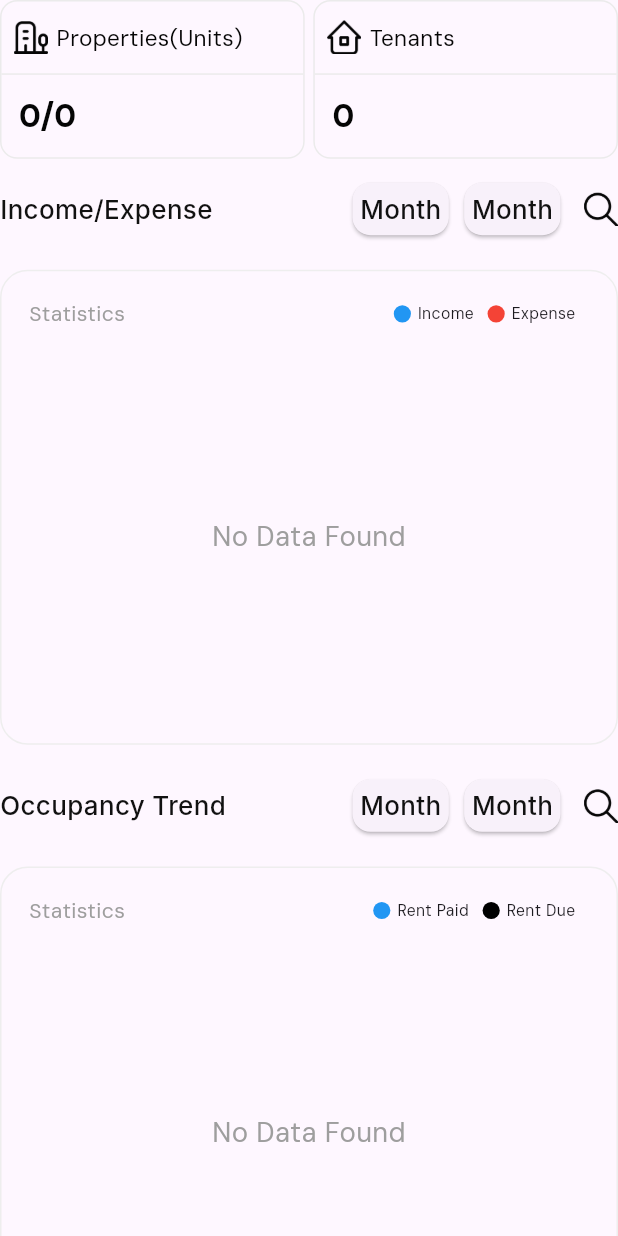
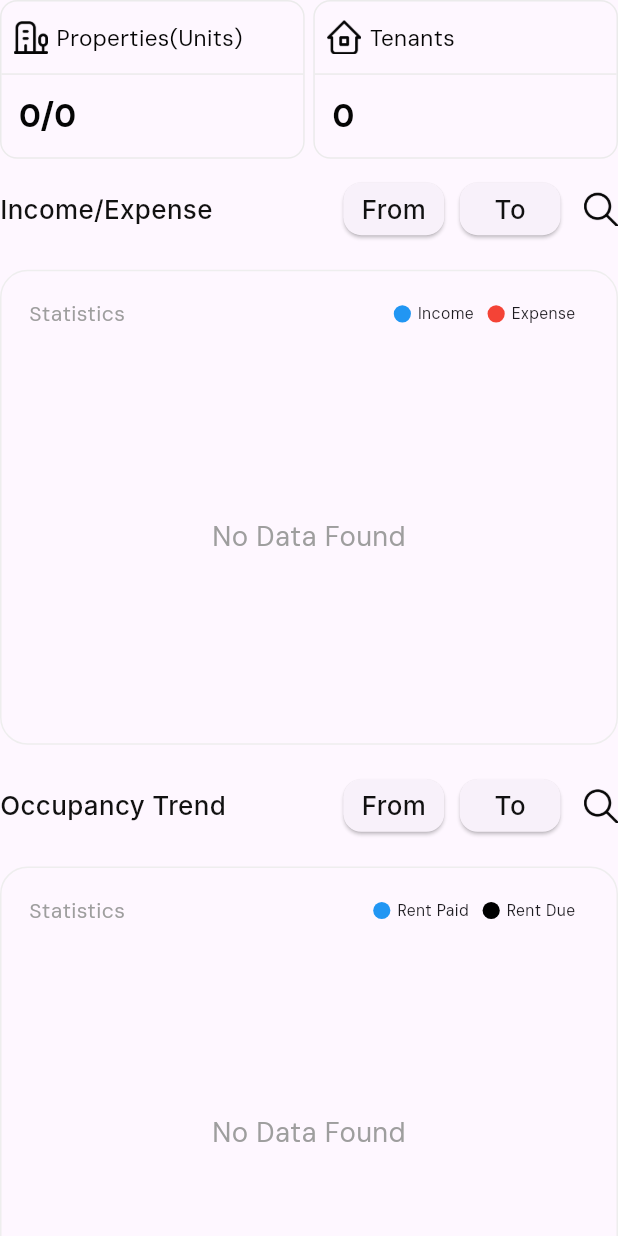
Before and after one commit to kunukunal/T_M-System, a Flutter app: the CompleteDashboard widget shown alone on an empty page, opened directly, on a phone screen of 412 x 824 dp. Run offline on Flutter 3.47's test engine with Material 3 defaults, Android fonts, the phone set to English and light mode, and no system bars; drawn by our look-alikes of overlay_support; our stand-ins replace animated_splash_screen, connectivity_plus, dio, firebase_core, firebase_messaging, fl_chart and 16 more; missing offline and left inert: flutter_media_downloader, flutter_pannable_rating_bar, mat_month_picker_dialog, phonepe_payment_sdk; accounts and stored records are empty; network calls fail; Roboto replaces fonts that are missing (Inter); project files that could hold a hidden picture were left out.

Commit message:
-(fix) fix bugs

```diff
--- a/lib/landlord_screens/dashboard/dashboard_complete.dart
+++ b/lib/landlord_screens/dashboard/dashboard_complete.dart
@@ -130,7 +130,7 @@ class CompleteDashboard extends StatelessWidget {
               height: 10.h,
             ),
             filterWidget(
-                title: "property_list".tr, endDateTap: () {}, endText: ""),
+                title: "property_list".tr, endDateTap: () {}, endText: "Month"),
             SizedBox(
               height: 10.h,
             ),
@@ -558,10 +558,15 @@ Widget filterWidget(
               child: Card(
                 child: Padding(
                   padding: const EdgeInsets.all(5.0),
+                  child: ConstrainedBox(
+                    constraints: BoxConstraints(minWidth: 50.w),
+                    child: Center(
                       child: Text(
-                    startText != "" ? startText : ('month'.tr),
+                        startText != "" ? startText : 'From',
                         style: CustomStyles.titleText.copyWith(
                             fontWeight: FontWeight.w500, fontFamily: 'Inter'),
+                      ),
+                    ),
                   ),
                 ),
               ),
@@ -574,10 +579,15 @@ Widget filterWidget(
             child: Card(
               child: Padding(
                 padding: const EdgeInsets.all(5.0),
+                child: ConstrainedBox(
+                  constraints: BoxConstraints(minWidth: 50.w),
+                  child: Center(
                     child: Text(
-                  endText != "" ? endText : ('month'.tr),
+                      endText != "" ? endText : 'To',
                       style: CustomStyles.titleText.copyWith(
                           fontWeight: FontWeight.w500, fontFamily: 'Inter'),
+                    ),
+                  ),
                 ),
               ),
             ),
--- a/lib/landlord_screens/dashboard/dashboard_controller.dart
+++ b/lib/landlord_screens/dashboard/dashboard_controller.dart
@@ -188,17 +188,18 @@ class DashBoardController extends GetxController {
   }
 
   Future<DateTime?> selectDate(DateTime? date) async {
+    final today = DateTime.now();
     return await showDatePicker(
       context: Get.context!,
-      initialDate: date ?? DateTime.now(),
+      initialDate: date ?? today,
       firstDate: DateTime(2023, 1), // You can adjust the start date
-      lastDate: DateTime(2101),
+      lastDate: DateTime(
+          today.year, today.month, today.day), // Prevents future date selection
       helpText: 'Select month and year', // Custom help text
       builder: (context, child) {
         return Theme(
           data: ThemeData.light().copyWith(
             primaryColor: Colors.blue, // Header color
-
             colorScheme: const ColorScheme.light(primary: Colors.blue),
             buttonTheme:
                 const ButtonThemeData(textTheme: ButtonTextTheme.primary),
@@ -234,7 +235,6 @@ class DashBoardController extends GetxController {
       rentBox = data['rent'];
       final now = DateTime.now();
       rentFrom.value = DateTime(now.year, now.month);
-      // setMonthStartAndEndDates();
       expenseBox.value = data['expense'].toDouble() ?? 0.0;
       Map<String, dynamic> incomeData = data['income_data'];
       xIncomeExpenseLabels.value =
@@ -255,6 +255,10 @@ class DashBoardController extends GetxController {
       rentDue.value =
           occupancyTrend.values.map((values) => values[1] as int).toList();
       proprtyList.addAll(data['properties']);
+      incomingStartFrom.value = null;
+      incomingEndFrom.value = null;
+      occupancyStartFrom.value = null;
+      occupancyEndFrom.value = null;
       isDashboardDataLaoding.value = false;
     } else {
       isDashboardDataLaoding.value = false;
--- a/lib/landlord_screens/profile/my_profile/my_profile_view.dart
+++ b/lib/landlord_screens/profile/my_profile/my_profile_view.dart
@@ -148,6 +148,7 @@ class MyProfileView extends StatelessWidget {
                         subtitle: 'are_you_sure_logout'.tr,
                         button1: 'cancel'.tr,
                         button2: 'yes_logout'.tr,
+
                         onButton1Tap: () {
                           Get.back();
                         },
--- a/pubspec.yaml
+++ b/pubspec.yaml
@@ -68,6 +68,7 @@ dependencies:
   googleapis_auth: ^1.6.0
   path_provider: ^2.1.4
   mat_month_picker_dialog: ^1.1.2
+  flutter_media_downloader: ^1.0.6
 
 
 
```
Also changed, not shown: lib/common/utils.dart (+18 -9 lines), lib/common/widgets.dart (+54 -0 lines), lib/landlord_screens/notification/notification_widget.dart (+13 -18 lines), lib/services/dio_client_service.dart (+7 -2 lines), lib/services/fcm_notification.dart (+6 -5 lines), lib/tenant_screens/payment_request/payment_controller.dart (+7 -4 lines), pubspec.lock, 1 other file. Lines whose indentation alone changed are shown as unchanged.
